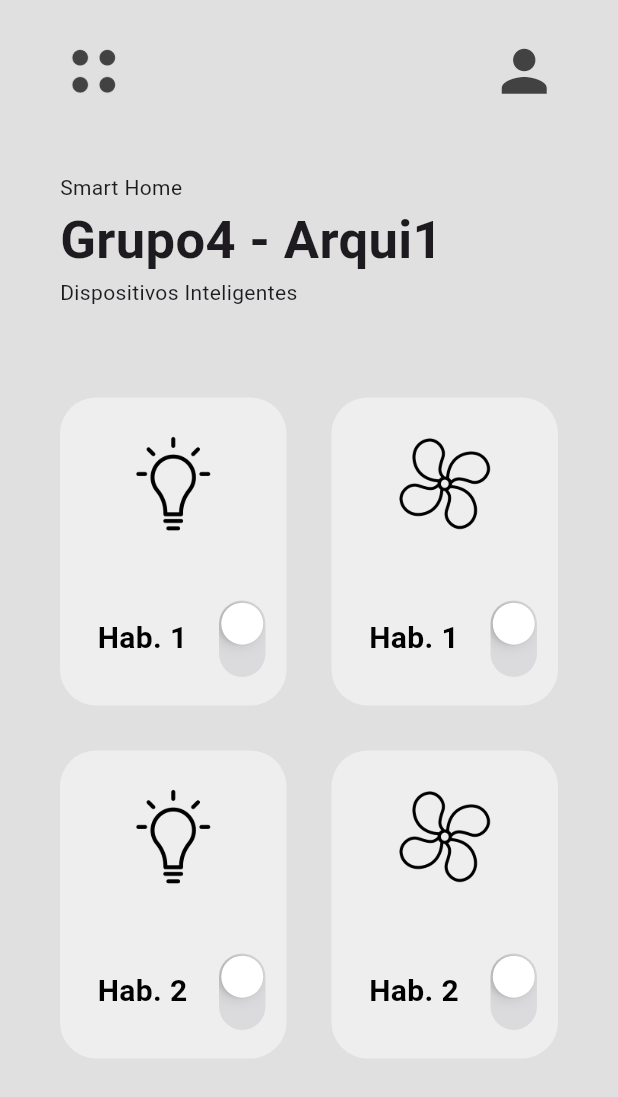
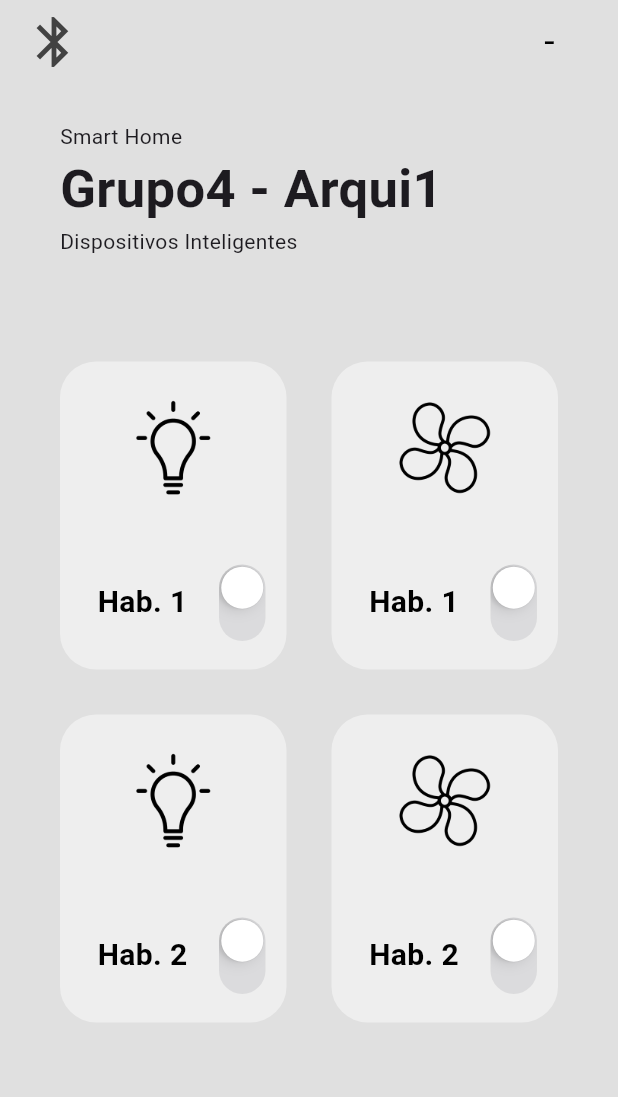
Before and after one commit to brandonT2002/ACYE1_A_1S24_G4, a Flutter app: the screen it shows after launch, on a phone screen of 412 x 824 dp. Shown: the top 1097 px of the screen. Run offline on Flutter 3.47's test engine with Material 3 defaults, Android fonts, the phone set to English and light mode, and no system bars.

Commit message:
[update] home page, modal window implementation

```diff
--- a/PRACTICA 3/smart_home/lib/pages/home_page.dart
+++ b/PRACTICA 3/smart_home/lib/pages/home_page.dart
@@ -9,7 +9,6 @@ class HomePage extends StatefulWidget {
 }
 
 class _HomePageState extends State<HomePage> {
-
   // padding constants
   final double horizontalPadding = 40;
   final double verticalPadding = 25;
@@ -17,10 +16,10 @@ class _HomePageState extends State<HomePage> {
   // list of smart devices
   List mySmartDevices = [
     // [ name, path, status ]
-    ["Hab. 1", "assets/light-bulb.png",      false],
-    ["Hab. 1", "assets/fan.png",             false],
-    ["Hab. 2", "assets/light-bulb.png",      false],
-    ["Hab. 2", "assets/fan.png",             false],
+    ["Hab. 1", "assets/light-bulb.png", false],
+    ["Hab. 1", "assets/fan.png", false],
+    ["Hab. 2", "assets/light-bulb.png", false],
+    ["Hab. 2", "assets/fan.png", false],
   ];
 
   // power button switched
@@ -30,45 +29,76 @@ class _HomePageState extends State<HomePage> {
     });
   }
 
+  // Function to show Bluetooth dialog
+  void _showBluetoothDialog(BuildContext context) {
+    showDialog(
+      context: context,
+      builder: (BuildContext context) {
+        return AlertDialog(
+          title: Text("Bluetooth"),
+          content: Text("Bluetooth settings go here."),
+          actions: <Widget>[
+            TextButton(
+              onPressed: () {
+                Navigator.of(context).pop();
+              },
+              child: Text("Cancelar"),
+            ),
+            TextButton(
+              onPressed: () {
+                // Add functionality for "Buscar dispositivos" button here
+              },
+              child: Text("Ver dispositivos"),
+            ),
+          ],
+        );
+      },
+    );
+  }
+
   @override
   Widget build(BuildContext context) {
     return Scaffold(
       backgroundColor: Colors.grey[300],
+      appBar: AppBar(
+        backgroundColor: Colors.grey[300],
+        elevation: 0,
+        title: Padding(
+          padding: EdgeInsets.only(right: 20), // Ajusta el espacio entre el texto y el borde derecho
+          child: Row(
+            mainAxisAlignment: MainAxisAlignment.spaceBetween,
+            children: [
+              GestureDetector(
+                onTap: () {
+                  _showBluetoothDialog(context);
+                },
+                child: Icon(
+                  Icons.bluetooth,
+                  size: 40,
+                  color: Colors.grey[800],
+                ),
+              ),
+              Text(
+                " - ",
+                style: TextStyle(
+                  fontSize: 25,
+                  color: Colors.black,
+                ),
+              ),
+            ],
+          ),
+        ),
+      ),
       body: SafeArea(
         child: Column(
           crossAxisAlignment: CrossAxisAlignment.start,
           children: [
-            // custom app bar
+            // welcome home
             Padding(
               padding: EdgeInsets.symmetric(
                 horizontal: horizontalPadding,
-                vertical: verticalPadding,
+                vertical: 25,
               ),
-              child: Row(
-                mainAxisAlignment: MainAxisAlignment.spaceBetween,
-                children: [
-                  // menu icon
-                  Image.asset(
-                    'assets/menu.png',
-                    height: 45,
-                    color: Colors.grey[800]
-                  ),
-
-                  // account icon
-                  Icon(
-                    Icons.person,
-                    size: 45,
-                    color: Colors.grey[800],
-                  ),
-                ],
-              ),
-            ),
-
-            const SizedBox(height: 20),
-
-            // welcome home
-            Padding(
-              padding: EdgeInsets.symmetric(horizontal: horizontalPadding),
               child: Column(
                 crossAxisAlignment: CrossAxisAlignment.start,
                 children: [
@@ -85,10 +115,9 @@ class _HomePageState extends State<HomePage> {
               ),
             ),
 
-            const SizedBox(height: 20),
+            const SizedBox(height: 5),
 
             // smart devices + grid
-
             Expanded(
               child: GridView.builder(
                 itemCount: mySmartDevices.length,
@@ -104,7 +133,7 @@ class _HomePageState extends State<HomePage> {
                     powerOn: mySmartDevices[index][2],
                     onChanged: (value) => powerSwitchChanged(value, index),
                   );
-                }
+                },
               ),
             )
           ],
```
